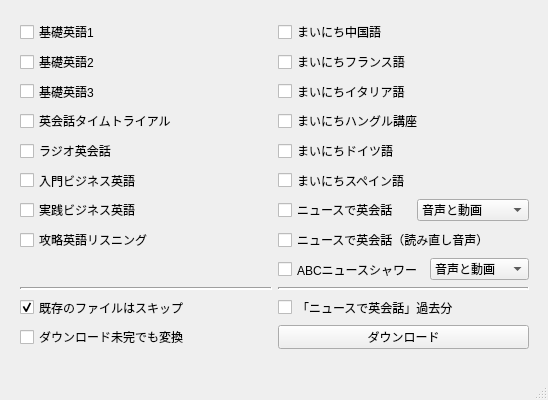
Qt form mainwindow.ui (CSReviser/CaptureStream) before a commit.
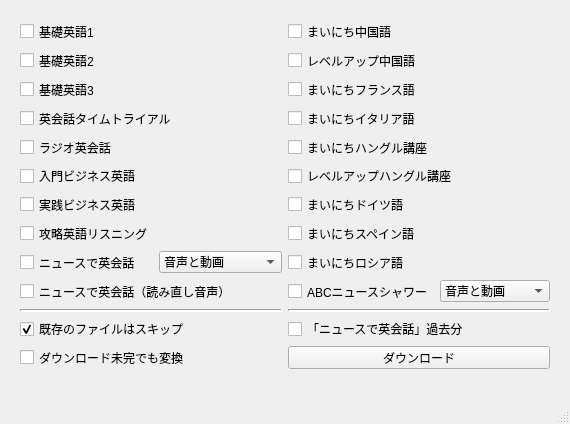
The same form after that commit.

Commit message: 「レベルアップ中国語」「レベルアップハングル講座」「まいにちロシア語」サポート

Diff of the .ui file:
```diff
--- a/mainwindow.ui
+++ b/mainwindow.ui
@@ -6,8 +6,8 @@
    <rect>
     <x>0</x>
     <y>0</y>
-    <width>548</width>
-    <height>400</height>
+    <width>570</width>
+    <height>424</height>
    </rect>
   </property>
   <property name="sizePolicy">
@@ -18,14 +18,14 @@
   </property>
   <property name="minimumSize">
    <size>
-    <width>548</width>
-    <height>400</height>
+    <width>570</width>
+    <height>424</height>
    </size>
   </property>
   <property name="maximumSize">
    <size>
-    <width>548</width>
-    <height>400</height>
+    <width>570</width>
+    <height>424</height>
    </size>
   </property>
   <property name="windowTitle">
@@ -43,60 +43,11 @@
      <rect>
       <x>9</x>
       <y>9</y>
-      <width>531</width>
-      <height>351</height>
+      <width>552</width>
+      <height>371</height>
      </rect>
     </property>
-    <layout class="QGridLayout" name="gridLayout_3" rowstretch="0,0,0,0,0,0,0,0,0,0,0,0,0">
-     <item row="0" column="0">
-      <widget class="QCheckBox" name="checkBox_0">
-       <property name="text">
-        <string>基礎英語1</string>
-       </property>
-      </widget>
-     </item>
-     <item row="1" column="0">
-      <widget class="QCheckBox" name="checkBox_1">
-       <property name="text">
-        <string>基礎英語2</string>
-       </property>
-      </widget>
-     </item>
-     <item row="2" column="0">
-      <widget class="QCheckBox" name="checkBox_2">
-       <property name="text">
-        <string>基礎英語3</string>
-       </property>
-      </widget>
-     </item>
-     <item row="3" column="0">
-      <widget class="QCheckBox" name="checkBox_3">
-       <property name="text">
-        <string>英会話タイムトライアル</string>
-       </property>
-      </widget>
-     </item>
-     <item row="4" column="0">
-      <widget class="QCheckBox" name="checkBox_4">
-       <property name="text">
-        <string>ラジオ英会話</string>
-       </property>
-      </widget>
-     </item>
-     <item row="5" column="0">
-      <widget class="QCheckBox" name="checkBox_5">
-       <property name="text">
-        <string>入門ビジネス英語</string>
-       </property>
-      </widget>
-     </item>
-     <item row="6" column="0">
-      <widget class="QCheckBox" name="checkBox_6">
-       <property name="text">
-        <string>実践ビジネス英語</string>
-       </property>
-      </widget>
-     </item>
+    <layout class="QGridLayout" name="gridLayout_3" rowstretch="0,0,0,0,0,0,0,0,0,0,0,0,0,0">
      <item row="0" column="1">
       <layout class="QHBoxLayout" name="horizontalLayout_2">
        <item>
@@ -108,106 +59,7 @@
        </item>
       </layout>
      </item>
-     <item row="6" column="1">
-      <layout class="QHBoxLayout" name="horizontalLayout">
-       <item>
-        <widget class="QCheckBox" name="checkBox_14">
-         <property name="text">
-          <string>ニュースで英会話　</string>
-         </property>
-        </widget>
-       </item>
-       <item>
-        <widget class="QComboBox" name="comboBox_enews">
-         <property name="frame">
-          <bool>true</bool>
-         </property>
-         <item>
-          <property name="text">
-           <string>音声と動画</string>
-          </property>
-         </item>
-         <item>
-          <property name="text">
-           <string>音声のみ</string>
-          </property>
-         </item>
-         <item>
-          <property name="text">
-           <string>動画のみ</string>
-          </property>
-         </item>
-        </widget>
-       </item>
-      </layout>
-     </item>
-     <item row="1" column="1">
-      <layout class="QHBoxLayout" name="horizontalLayout_3">
-       <item>
-        <widget class="QCheckBox" name="checkBox_8">
-         <property name="text">
-          <string>まいにちフランス語</string>
-         </property>
-        </widget>
-       </item>
-      </layout>
-     </item>
-     <item row="2" column="1">
-      <layout class="QHBoxLayout" name="horizontalLayout_4">
-       <item>
-        <widget class="QCheckBox" name="checkBox_9">
-         <property name="text">
-          <string>まいにちイタリア語</string>
-         </property>
-        </widget>
-       </item>
-      </layout>
-     </item>
-     <item row="3" column="1">
-      <layout class="QHBoxLayout" name="horizontalLayout_5">
-       <item>
-        <widget class="QCheckBox" name="checkBox_10">
-         <property name="text">
-          <string>まいにちハングル講座</string>
-         </property>
-        </widget>
-       </item>
-      </layout>
-     </item>
-     <item row="4" column="1">
-      <layout class="QHBoxLayout" name="horizontalLayout_6">
-       <item>
-        <widget class="QCheckBox" name="checkBox_11">
-         <property name="text">
-          <string>まいにちドイツ語</string>
-         </property>
-        </widget>
-       </item>
-      </layout>
-     </item>
-     <item row="5" column="1">
-      <layout class="QHBoxLayout" name="horizontalLayout_7">
-       <item>
-        <widget class="QCheckBox" name="checkBox_12">
-         <property name="text">
-          <string>まいにちスペイン語</string>
-         </property>
-        </widget>
-       </item>
-      </layout>
-     </item>
-     <item row="7" column="1">
-      <layout class="QHBoxLayout" name="horizontalLayout_8">
-       <item>
-        <widget class="QCheckBox" name="checkBox_15">
-         <property name="text">
-          <string>ニュースで英会話（読み直し音声）</string>
-         </property>
-        </widget>
-       </item>
-      </layout>
-     </item>
-     <item row="9" column="1">
+     <item row="10" column="1">
       <layout class="QHBoxLayout" name="horizontalLayout_10">
        <item>
         <widget class="Line" name="line">
@@ -221,77 +73,7 @@
        </item>
       </layout>
      </item>
-     <item row="8" column="1">
-      <layout class="QHBoxLayout" name="horizontalLayout_12">
-       <item>
-        <widget class="QCheckBox" name="checkBox_shower">
-         <property name="text">
-          <string>ABCニュースシャワー</string>
-         </property>
-        </widget>
-       </item>
-       <item>
-        <widget class="QComboBox" name="comboBox_shower">
-         <property name="frame">
-          <bool>true</bool>
-         </property>
-         <item>
-          <property name="text">
-           <string>音声と動画</string>
-          </property>
-         </item>
-         <item>
-          <property name="text">
-           <string>音声のみ</string>
-          </property>
-         </item>
-         <item>
-          <property name="text">
-           <string>動画のみ</string>
-          </property>
-         </item>
-        </widget>
-       </item>
-      </layout>
-     </item>
-     <item row="12" column="1">
-      <widget class="QPushButton" name="downloadButton">
-       <property name="text">
-        <string>ダウンロード</string>
-       </property>
-      </widget>
-     </item>
-     <item row="10" column="1">
-      <widget class="QCheckBox" name="checkBox_enews_past">
-       <property name="text">
-        <string>「ニュースで英会話」過去分</string>
-       </property>
-       <property name="checked">
-        <bool>false</bool>
-       </property>
-      </widget>
-     </item>
-     <item row="12" column="0">
-      <widget class="QCheckBox" name="checkBox_keep_on_error">
-       <property name="text">
-        <string>ダウンロード未完でも変換</string>
-       </property>
-       <property name="checked">
-        <bool>false</bool>
-       </property>
-      </widget>
-     </item>
      <item row="10" column="0">
-      <widget class="QCheckBox" name="checkBox_skip">
-       <property name="text">
-        <string>既存のファイルはスキップ</string>
-       </property>
-       <property name="checked">
-        <bool>true</bool>
-       </property>
-      </widget>
-     </item>
-     <item row="9" column="0">
       <widget class="Line" name="line_2">
        <property name="lineWidth">
         <number>2</number>
@@ -301,12 +83,311 @@
        </property>
       </widget>
      </item>
+     <item row="8" column="0">
+      <layout class="QHBoxLayout" name="horizontalLayout">
+       <item>
+        <widget class="QCheckBox" name="checkBox_14">
+         <property name="text">
+          <string>ニュースで英会話　</string>
+         </property>
+        </widget>
+       </item>
+       <item>
+        <widget class="QComboBox" name="comboBox_enews">
+         <property name="frame">
+          <bool>true</bool>
+         </property>
+         <item>
+          <property name="text">
+           <string>音声と動画</string>
+          </property>
+         </item>
+         <item>
+          <property name="text">
+           <string>音声のみ</string>
+          </property>
+         </item>
+         <item>
+          <property name="text">
+           <string>動画のみ</string>
+          </property>
+         </item>
+        </widget>
+       </item>
+      </layout>
+     </item>
+     <item row="9" column="0">
+      <layout class="QHBoxLayout" name="horizontalLayout_8">
+       <item>
+        <widget class="QCheckBox" name="checkBox_15">
+         <property name="text">
+          <string>ニュースで英会話（読み直し音声）</string>
+         </property>
+        </widget>
+       </item>
+      </layout>
+     </item>
+     <item row="9" column="1">
+      <layout class="QHBoxLayout" name="horizontalLayout_12">
+       <item>
+        <widget class="QCheckBox" name="checkBox_shower">
+         <property name="text">
+          <string>ABCニュースシャワー</string>
+         </property>
+        </widget>
+       </item>
+       <item>
+        <widget class="QComboBox" name="comboBox_shower">
+         <property name="frame">
+          <bool>true</bool>
+         </property>
+         <item>
+          <property name="text">
+           <string>音声と動画</string>
+          </property>
+         </item>
+         <item>
+          <property name="text">
+           <string>音声のみ</string>
+          </property>
+         </item>
+         <item>
+          <property name="text">
+           <string>動画のみ</string>
+          </property>
+         </item>
+        </widget>
+       </item>
+      </layout>
+     </item>
+     <item row="7" column="1">
+      <layout class="QHBoxLayout" name="horizontalLayout_7">
+       <item>
+        <widget class="QCheckBox" name="checkBox_12">
+         <property name="text">
+          <string>まいにちスペイン語</string>
+         </property>
+        </widget>
+       </item>
+      </layout>
+     </item>
+     <item row="6" column="1">
+      <layout class="QHBoxLayout" name="horizontalLayout_6">
+       <item>
+        <widget class="QCheckBox" name="checkBox_11">
+         <property name="text">
+          <string>まいにちドイツ語</string>
+         </property>
+        </widget>
+       </item>
+      </layout>
+     </item>
+     <item row="4" column="1">
+      <layout class="QHBoxLayout" name="horizontalLayout_5">
+       <item>
+        <widget class="QCheckBox" name="checkBox_10">
+         <property name="text">
+          <string>まいにちハングル講座</string>
+         </property>
+        </widget>
+       </item>
+      </layout>
+     </item>
+     <item row="3" column="1">
+      <layout class="QHBoxLayout" name="horizontalLayout_4">
+       <item>
+        <widget class="QCheckBox" name="checkBox_9">
+         <property name="text">
+          <string>まいにちイタリア語</string>
+         </property>
+        </widget>
+       </item>
+      </layout>
+     </item>
+     <item row="2" column="1">
+      <layout class="QHBoxLayout" name="horizontalLayout_3">
+       <item>
+        <widget class="QCheckBox" name="checkBox_8">
+         <property name="text">
+          <string>まいにちフランス語</string>
+         </property>
+        </widget>
+       </item>
+      </layout>
+     </item>
+     <item row="1" column="1">
+      <layout class="QHBoxLayout" name="horizontalLayout_9">
+       <item>
+        <widget class="QCheckBox" name="checkBox_16">
+         <property name="text">
+          <string>レベルアップ中国語</string>
+         </property>
+        </widget>
+       </item>
+      </layout>
+     </item>
+     <item row="5" column="1">
+      <layout class="QHBoxLayout" name="horizontalLayout_11">
+       <item>
+        <widget class="QCheckBox" name="checkBox_17">
+         <property name="text">
+          <string>レベルアップハングル講座</string>
+         </property>
+        </widget>
+       </item>
+      </layout>
+     </item>
+     <item row="8" column="1">
+      <layout class="QHBoxLayout" name="horizontalLayout_13">
+       <item>
+        <widget class="QCheckBox" name="checkBox_18">
+         <property name="text">
+          <string>まいにちロシア語</string>
+         </property>
+        </widget>
+       </item>
+      </layout>
+     </item>
+     <item row="0" column="0">
+      <layout class="QHBoxLayout" name="horizontalLayout_14">
+       <item>
+        <widget class="QCheckBox" name="checkBox_0">
+         <property name="text">
+          <string>基礎英語1</string>
+         </property>
+        </widget>
+       </item>
+      </layout>
+     </item>
+     <item row="1" column="0">
+      <layout class="QHBoxLayout" name="horizontalLayout_15">
+       <item>
+        <widget class="QCheckBox" name="checkBox_1">
+         <property name="text">
+          <string>基礎英語2</string>
+         </property>
+        </widget>
+       </item>
+      </layout>
+     </item>
+     <item row="2" column="0">
+      <layout class="QHBoxLayout" name="horizontalLayout_16">
+       <item>
+        <widget class="QCheckBox" name="checkBox_2">
+         <property name="text">
+          <string>基礎英語3</string>
+         </property>
+        </widget>
+       </item>
+      </layout>
+     </item>
+     <item row="3" column="0">
+      <layout class="QHBoxLayout" name="horizontalLayout_17">
+       <item>
+        <widget class="QCheckBox" name="checkBox_3">
+         <property name="text">
+          <string>英会話タイムトライアル</string>
+         </property>
+        </widget>
+       </item>
+      </layout>
+     </item>
+     <item row="4" column="0">
+      <layout class="QHBoxLayout" name="horizontalLayout_18">
+       <item>
+        <widget class="QCheckBox" name="checkBox_4">
+         <property name="text">
+          <string>ラジオ英会話</string>
+         </property>
+        </widget>
+       </item>
+      </layout>
+     </item>
+     <item row="5" column="0">
+      <layout class="QHBoxLayout" name="horizontalLayout_19">
+       <item>
+        <widget class="QCheckBox" name="checkBox_5">
+         <property name="text">
+          <string>入門ビジネス英語</string>
+         </property>
+        </widget>
+       </item>
+      </layout>
+     </item>
+     <item row="6" column="0">
+      <layout class="QHBoxLayout" name="horizontalLayout_20">
+       <item>
+        <widget class="QCheckBox" name="checkBox_6">
+         <property name="text">
+          <string>実践ビジネス英語</string>
+         </property>
+        </widget>
+       </item>
+      </layout>
+     </item>
      <item row="7" column="0">
-      <widget class="QCheckBox" name="checkBox_kouryaku">
-       <property name="text">
-        <string>攻略英語リスニング</string>
-       </property>
-      </widget>
+      <layout class="QHBoxLayout" name="horizontalLayout_21">
+       <item>
+        <widget class="QCheckBox" name="checkBox_kouryaku">
+         <property name="text">
+          <string>攻略英語リスニング</string>
+         </property>
+        </widget>
+       </item>
+      </layout>
+     </item>
+     <item row="11" column="0">
+      <layout class="QHBoxLayout" name="horizontalLayout_22">
+       <item>
+        <widget class="QCheckBox" name="checkBox_skip">
+         <property name="text">
+          <string>既存のファイルはスキップ</string>
+         </property>
+         <property name="checked">
+          <bool>true</bool>
+         </property>
+        </widget>
+       </item>
+      </layout>
+     </item>
+     <item row="13" column="0">
+      <layout class="QHBoxLayout" name="horizontalLayout_23">
+       <item>
+        <widget class="QCheckBox" name="checkBox_keep_on_error">
+         <property name="text">
+          <string>ダウンロード未完でも変換</string>
+         </property>
+         <property name="checked">
+          <bool>false</bool>
+         </property>
+        </widget>
+       </item>
+      </layout>
+     </item>
+     <item row="11" column="1">
+      <layout class="QHBoxLayout" name="horizontalLayout_24">
+       <item>
+        <widget class="QCheckBox" name="checkBox_enews_past">
+         <property name="text">
+          <string>「ニュースで英会話」過去分</string>
+         </property>
+         <property name="checked">
+          <bool>false</bool>
+         </property>
+        </widget>
+       </item>
+      </layout>
+     </item>
+     <item row="13" column="1">
+      <layout class="QHBoxLayout" name="horizontalLayout_25">
+       <item>
+        <widget class="QPushButton" name="downloadButton">
+         <property name="text">
+          <string>ダウンロード</string>
+         </property>
+        </widget>
+       </item>
+      </layout>
      </item>
     </layout>
    </widget>
```
Left out of the diff: 31 changed lines with no effect on the pictures. The commit also changes 4 other files.
